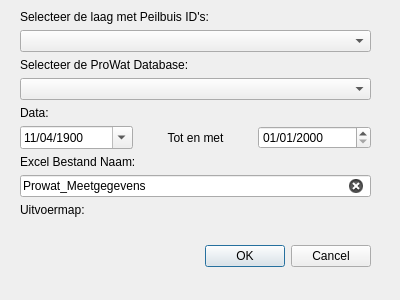
Qt form PRW_dialog_base.ui (KRS-dev/PRW_Data_Opvrager) before a commit.
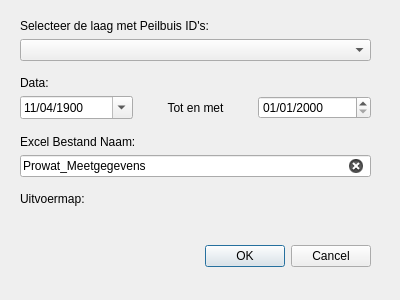
The same form after that commit. Custom widgets are drawn as their Qt base class.

Commit message: No need of selecting the database in GUI

What changed in the file:
```diff
--- a/PRW_dialog_base.ui
+++ b/PRW_dialog_base.ui
@@ -35,7 +35,7 @@
      <x>20</x>
      <y>10</y>
      <width>351</width>
-     <height>223</height>
+     <height>225</height>
     </rect>
    </property>
    <layout class="QVBoxLayout" name="verticalLayout">
@@ -52,19 +52,6 @@
     <item>
      <widget class="QgsMapLayerComboBox" name="MapLayerComboBox"/>
     </item>
-    <item>
-     <widget class="QLabel" name="label_3">
-      <property name="text">
-       <string>Selecteer de ProWat Database:</string>
-      </property>
-      <property name="alignment">
-       <set>Qt::AlignBottom|Qt::AlignLeading|Qt::AlignLeft</set>
-      </property>
-     </widget>
-    </item>
-    <item>
-     <widget class="QComboBox" name="DatabaseComboBox"/>
-    </item>
     <item>
      <widget class="QLabel" name="label_6">
       <property name="text">
```
The commit also changes 1 other file.
